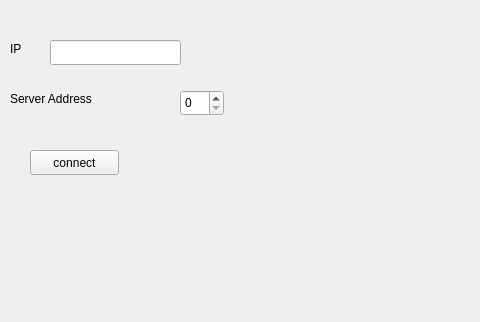
Qt form ui/mainwindow.ui (XiaoYangsCode/NetAssist) before a commit; both pictures show x 0 to 480 and y 0 to 322 of the 800 by 600 pixel window.
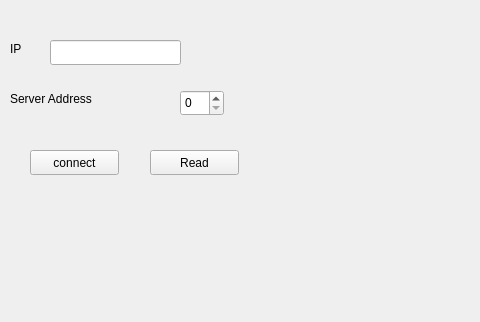
The same form after that commit.

The edit to the form file:
```diff
--- a/ui/mainwindow.ui
+++ b/ui/mainwindow.ui
@@ -79,6 +79,19 @@
      <string>connect</string>
     </property>
    </widget>
+   <widget class="QPushButton" name="readPushButton">
+    <property name="geometry">
+     <rect>
+      <x>150</x>
+      <y>150</y>
+      <width>89</width>
+      <height>25</height>
+     </rect>
+    </property>
+    <property name="text">
+     <string>Read</string>
+    </property>
+   </widget>
   </widget>
   <widget class="QMenuBar" name="menubar">
    <property name="geometry">
```
